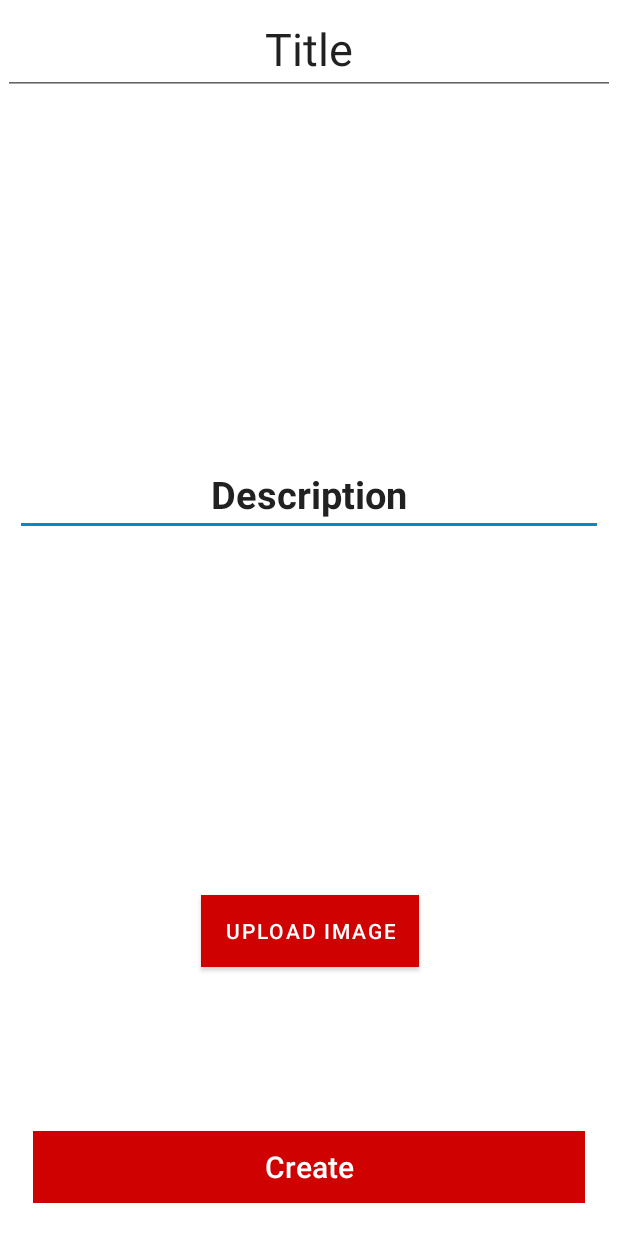
After one commit to SebiPf/Scapp-Scouting-App, an Android app: the CreateMarker screen opened directly, with no data from a screen before it, on a phone screen of 412 x 824 dp. The commit adds this screen. Run offline under Robolectric (Android 15) with nearby library versions, the phone set to English and light mode, and no system bars; our stand-ins replace Firebase (no records; nobody signed in at launch, a user with empty details on screens opened directly); 3 statements that could not run were skipped.

Commit message:
img upload

```diff
--- a/app/build.gradle
+++ b/app/build.gradle
@@ -48,6 +48,9 @@ dependencies {
     implementation platform('com.google.firebase:firebase-bom:30.0.1')
     implementation 'androidx.navigation:navigation-fragment:2.4.2'
     implementation 'androidx.legacy:legacy-support-v4:1.0.0'
+    implementation 'com.google.firebase:firebase-firestore:21.4.0'
+    implementation 'com.google.firebase:firebase-storage-ktx:20.0.1'
+    implementation 'com.google.firebase:firebase-storage-ktx'
     testImplementation 'junit:junit:4.13.2'
     androidTestImplementation 'androidx.test.ext:junit:1.1.3'
     androidTestImplementation 'androidx.test.espresso:espresso-core:3.4.0'
--- a/app/src/main/AndroidManifest.xml
+++ b/app/src/main/AndroidManifest.xml
@@ -9,6 +9,9 @@
         android:roundIcon="@mipmap/ic_launcher_round"
         android:supportsRtl="true"
         android:theme="@style/Theme.ScappScouting">
+        <activity
+            android:name=".CreateMarker"
+            android:exported="false" />
 
         <!--
              TODO: Before you run your application, you need a Google Maps API key.
@@ -23,7 +26,7 @@
         -->
         <meta-data
             android:name="com.google.android.geo.API_KEY"
-            android:value="YOUR_API_KEY" />
+            android:value="AIzaSyCQ0XzK0kPaHtZ-UonGGd4T71dTwpX8DKA" />
 
         <activity
             android:name=".MainActivity"
--- /dev/null
+++ b/app/src/main/java/com/example/scapp_scouting/Functions.java
@@ -0,0 +1,6 @@
+package com.example.scapp_scouting;
+
+public class Functions {
+
+
+}
--- a/app/src/main/java/com/example/scapp_scouting/MainActivity.kt
+++ b/app/src/main/java/com/example/scapp_scouting/MainActivity.kt
@@ -1,5 +1,6 @@
 package com.example.scapp_scouting
 
+import android.content.Intent
 import android.os.Bundle
 import androidx.appcompat.app.AppCompatActivity
 import androidx.fragment.app.Fragment
@@ -13,6 +14,7 @@ class MainActivity : AppCompatActivity() {
     private val mapsFragment = MapsFragment()
     private val collectionFragment = CollectionFragment()
     private val profileFragment = ProfileFragment()
+    private val createmarker = CreateMarker()
     private lateinit var bottom_navigation: BottomNavigationView
 
     // TODO: State Handling (durch show() und hide()?)
@@ -37,7 +39,9 @@ class MainActivity : AppCompatActivity() {
             }
             true
         }
+
     }
+
 
     private fun addFragement(fragment: Fragment) {
         if(fragment != null) {
--- a/app/src/main/java/com/example/scapp_scouting/Post.kt
+++ b/app/src/main/java/com/example/scapp_scouting/Post.kt
@@ -1,11 +1,13 @@
 package com.example.scapp_scouting
+
+import com.google.android.gms.maps.model.LatLng
 
 //@kotlinx.serialization.Serializable
 data class Post(
-    val Id: Double,
+
     val UserId: Double,
     val Title: String,
-    //val Coodinates: Array,
+    val Coodinates: LatLng,
     val Description: String,
     val Img: String
 )
--- /dev/null
+++ b/app/src/main/res/layout/activity_create_marker.xml
@@ -0,0 +1,145 @@
+<?xml version="1.0" encoding="utf-8"?>
+<androidx.constraintlayout.widget.ConstraintLayout
+    xmlns:android="http://schemas.android.com/apk/res/android"
+    xmlns:app="http://schemas.android.com/apk/res-auto"
+    xmlns:tools="http://schemas.android.com/tools"
+    android:id="@+id/popup_window_background"
+    android:layout_width="match_parent"
+    android:layout_height="match_parent"
+    tools:context=".CreateMarker">
+    <fragment xmlns:android="http://schemas.android.com/apk/res/android"
+        xmlns:tools="http://schemas.android.com/tools"
+        android:id="@+id/createMarker"
+        android:name="com.google.android.gms.maps.SupportMapFragment"
+        android:layout_width="match_parent"
+        android:layout_height="match_parent"
+        tools:context=".fragments.MapsFragment" />
+
+    <androidx.cardview.widget.CardView
+        android:id="@+id/popup_window_view_with_border"
+        android:layout_width="match_parent"
+        android:layout_height="match_parent"
+        android:layout_centerHorizontal="true"
+        android:layout_centerVertical="true"
+        app:cardBackgroundColor="#FFFFFF"
+        app:cardCornerRadius="3dp"
+        app:cardElevation="0dp"
+        app:cardMaxElevation="0dp"
+        app:cardPreventCornerOverlap="false"
+        app:layout_constraintBottom_toBottomOf="parent"
+        app:layout_constraintLeft_toLeftOf="parent"
+        app:layout_constraintRight_toRightOf="parent"
+
+        app:layout_constraintTop_toTopOf="parent">
+
+        <androidx.cardview.widget.CardView
+            android:id="@+id/popup_window_view"
+            android:layout_width="match_parent"
+            android:layout_height="match_parent"
+            android:layout_centerInParent="true"
+            android:layout_margin="2dp"
+            app:cardBackgroundColor="@android:color/white"
+            app:cardCornerRadius="3dp"
+            app:cardElevation="0dp"
+            app:cardMaxElevation="0dp"
+
+            app:cardPreventCornerOverlap="false">
+
+            <androidx.constraintlayout.widget.ConstraintLayout
+                android:id="@+id/popup_window_background_container"
+                android:layout_width="match_parent"
+                android:layout_height="match_parent"
+                android:layout_centerInParent="true"
+                android:background="@color/white"
+                android:minHeight="500dp">
+                <!--android:minHeight="170dp"-->
+
+
+                <EditText
+                    android:id="@+id/popup_window_text"
+                    android:layout_width="match_parent"
+                    android:layout_height="wrap_content"
+                    android:layout_marginStart="8dp"
+                    android:layout_marginTop="8dp"
+                    android:layout_marginEnd="8dp"
+                    android:layout_marginBottom="8dp"
+                    android:gravity="center"
+                    android:text="Description"
+                    android:textAlignment="center"
+
+                    android:textSize="25sp"
+                    android:textStyle="bold"
+                    app:layout_constraintBottom_toTopOf="@+id/ImgButton"
+                    app:layout_constraintEnd_toEndOf="parent"
+                    app:layout_constraintStart_toStartOf="parent"
+                    app:layout_constraintTop_toBottomOf="@+id/popup_window_title" />
+
+                <EditText
+                    android:id="@+id/popup_window_title"
+                    android:layout_width="match_parent"
+                    android:layout_height="wrap_content"
+
+                    android:gravity="center"
+                    android:text="Title"
+                    android:textAlignment="center"
+
+                    android:textSize="30sp"
+                    app:autoSizeMaxTextSize="24dp"
+                    app:autoSizeTextType="uniform"
+                    app:layout_constraintEnd_toEndOf="parent"
+                    app:layout_constraintStart_toStartOf="parent"
+                    app:layout_constraintTop_toTopOf="parent" />
+
+
+                <ImageView
+                    android:id="@+id/imgView"
+                    android:layout_width="wrap_content"
+                    android:layout_height="wrap_content"
+                    android:layout_margin="20dp"
+                    android:background="#9E1C40"
+                    android:gravity="center"
+
+                    app:layout_constraintBottom_toTopOf="@+id/ImgButton"
+                    app:layout_constraintEnd_toEndOf="parent"
+                    app:layout_constraintHorizontal_bias="0.504"
+                    app:layout_constraintStart_toStartOf="parent"
+                    app:layout_constraintTop_toBottomOf="@+id/popup_window_text"
+                    tools:srcCompat="@tools:sample/avatars" />
+                <Button
+                    android:id="@+id/ImgButton"
+                    android:layout_width="wrap_content"
+                    android:layout_height="wrap_content"
+                    android:layout_margin="20dp"
+                    android:background="#9E1C40"
+                    android:gravity="center"
+                    android:text="Upload Image"
+                    app:layout_constraintBottom_toTopOf="@+id/popup_window_button"
+                    app:layout_constraintEnd_toEndOf="parent"
+                    app:layout_constraintHorizontal_bias="0.504"
+                    app:layout_constraintStart_toStartOf="parent"
+                    app:layout_constraintTop_toBottomOf="@+id/imgView"
+                    tools:srcCompat="@tools:sample/avatars" />
+
+                <Button
+
+                    android:id="@+id/popup_window_button"
+                    style="?android:attr/borderlessButtonStyle"
+                    android:layout_width="match_parent"
+                    android:layout_height="wrap_content"
+                    android:layout_margin="20dp"
+                    android:layout_marginBottom="0dp"
+                    android:background="#851635"
+                    android:text="Create"
+                    android:textAllCaps="false"
+                    android:textColor="#FFFFFF"
+                    android:textSize="20sp"
+                    app:layout_constraintEnd_toEndOf="parent"
+                    app:layout_constraintStart_toStartOf="parent"
+                    app:layout_constraintBottom_toBottomOf="parent" />
+
+            </androidx.constraintlayout.widget.ConstraintLayout>
+
+        </androidx.cardview.widget.CardView>
+    </androidx.cardview.widget.CardView>
+
+</androidx.constraintlayout.widget.ConstraintLayout>
--- /dev/null
+++ b/app/src/main/res/values/dimens.xml
@@ -0,0 +1,5 @@
+<resources>
+    <!-- Default screen margins, per the Android Design guidelines. -->
+    <dimen name="activity_horizontal_margin">16dp</dimen>
+    <dimen name="activity_vertical_margin">16dp</dimen>
+</resources>
--- a/build.gradle
+++ b/build.gradle
@@ -12,8 +12,8 @@ buildscript {
     }
 }
 plugins {
-    id 'com.android.application' version '7.1.3' apply false
-    id 'com.android.library' version '7.1.3' apply false
+    id 'com.android.application' version '7.2.1' apply false
+    id 'com.android.library' version '7.2.1' apply false
     id 'org.jetbrains.kotlin.android' version '1.6.21' apply false
     id 'com.google.android.libraries.mapsplatform.secrets-gradle-plugin' version '2.0.1' apply false
 }
```
Also changed, not shown: app/src/main/java/com/example/scapp_scouting/CreateMarker.kt (added, +151 -0 lines), app/src/main/java/com/example/scapp_scouting/fragments/MapsFragment.kt (+8 -80 lines), gradle/wrapper/gradle-wrapper.properties.
